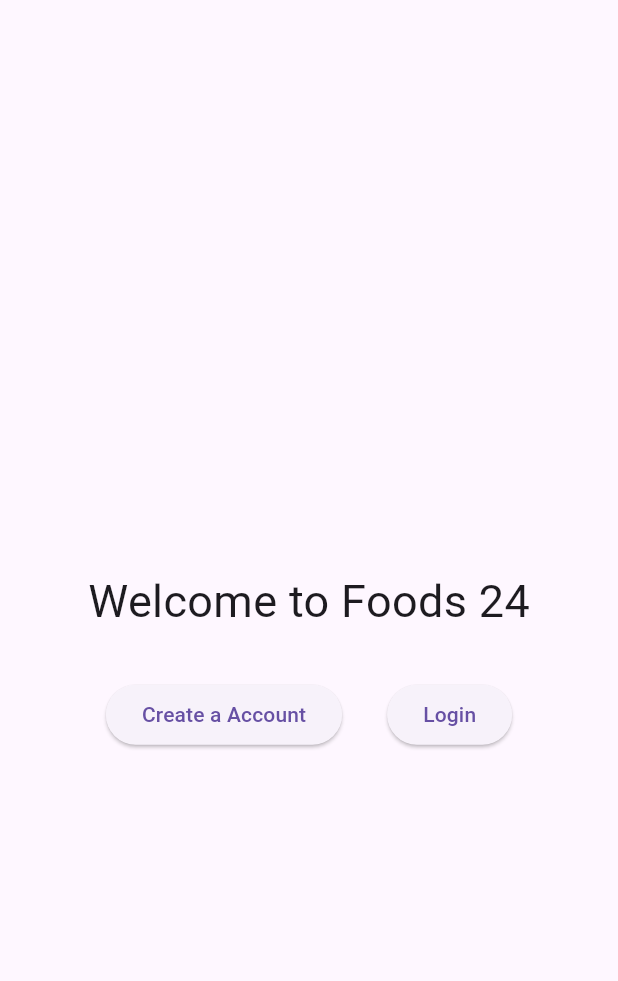
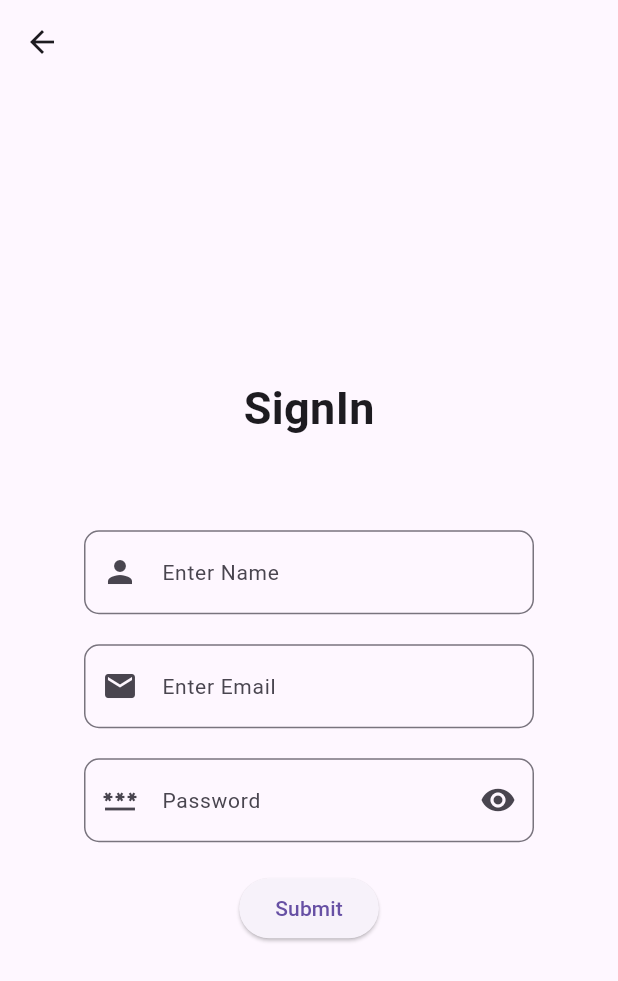
Before and after one commit to Pradeep-1496/Foods24, a Flutter app: the screen it shows after launch, after a tap on "Create a Account", on a phone screen of 412 x 824 dp. Shown: the top 981 px of the screen. Run offline on Flutter 3.47's test engine with Material 3 defaults, Android fonts, the phone set to English and light mode, and no system bars.

Commit message:
init-pages

```diff
--- a/lib/Pages/Home.dart
+++ b/lib/Pages/Home.dart
@@ -1,5 +1,6 @@
 // import './Login.dart';
-// import './Create.dart';
+import './SignUp.dart';
+import './Login.dart';
 
 import 'package:flutter/material.dart';
 
@@ -27,11 +28,11 @@ class Home extends StatelessWidget {
               children: [
                 ElevatedButton(
                   onPressed: () {
-                    // Navigator.push(
-                    //     context,
-                    //     MaterialPageRoute(
-                    //       builder: (context) => Create(),
-                    //     ));
+                    Navigator.push(
+                        context,
+                        MaterialPageRoute(
+                          builder: (context) => Create(),
+                        ));
                   },
                   child: Text("Create a Account"),
                 ),
@@ -40,11 +41,11 @@ class Home extends StatelessWidget {
                 ),
                 ElevatedButton(
                   onPressed: () {
-                    // Navigator.push(
-                    //     context,
-                    //     MaterialPageRoute(
-                    //       builder: (context) => Login(),
-                    //     ));
+                    Navigator.push(
+                        context,
+                        MaterialPageRoute(
+                          builder: (context) => Login(),
+                        ));
                   },
                   child: Text("Login"),
                 ),
--- /dev/null
+++ b/lib/Pages/SignUp.dart
@@ -0,0 +1,114 @@
+
+import 'package:flutter/material.dart';
+
+// ignore: must_be_immutable
+class Create extends StatelessWidget {
+  var EmailText = TextEditingController();
+  var NameText = TextEditingController();
+  var PassText = TextEditingController();
+
+  Create({super.key});
+
+  @override
+  Widget build(BuildContext context) {
+    return Scaffold(
+      appBar: AppBar(
+          // title: Text('SignIn'),
+          ),
+      body: Center(
+        child: Column(mainAxisAlignment: MainAxisAlignment.center, children: [
+          Text(
+            "SignIn",
+            style: TextStyle(fontSize: 30, fontWeight: FontWeight.bold),
+          ),
+          Container(
+            height: 60,
+          ),
+          Container(
+            width: 300,
+            child: TextField(
+                controller: NameText,
+                keyboardType: TextInputType.name,
+                cursorColor: Colors.blue,
+                decoration: InputDecoration(
+                  focusedBorder: OutlineInputBorder(
+                      borderRadius: BorderRadius.circular(10),
+                      borderSide: BorderSide(color: Colors.blue, width: 2)),
+                  border: OutlineInputBorder(
+                      borderRadius: BorderRadius.circular(10),
+                      borderSide: BorderSide(color: Colors.grey, width: 1)),
+                  labelText: 'Enter Name',
+                  hintText: "Peter Parker",
+                  prefixIcon: Icon(Icons.person),
+                  labelStyle: TextStyle(fontSize: 14),
+                )),
+          ),
+          Container(
+            height: 20,
+          ),
+          Container(
+            width: 300,
+            child: TextField(
+                controller: EmailText,
+                keyboardType: TextInputType.emailAddress,
+                cursorColor: Colors.blue,
+                decoration: InputDecoration(
+                  focusedBorder: OutlineInputBorder(
+                      borderRadius: BorderRadius.circular(10),
+                      borderSide: BorderSide(color: Colors.blue, width: 2)),
+                  border: OutlineInputBorder(
+                      borderRadius: BorderRadius.circular(10),
+                      borderSide: BorderSide(color: Colors.grey, width: 1)),
+                  labelText: 'Enter Email',
+                  hintText: "Name@xyz.com",
+                  prefixIcon: Icon(Icons.email),
+                  labelStyle: TextStyle(fontSize: 14),
+                )),
+          ),
+          Container(
+            height: 20,
+          ),
+          Container(
+            width: 300,
+            child: TextField(
+                controller: PassText,
+                cursorColor: Colors.blue,
+                obscureText: true,
+                obscuringCharacter: "*",
+                enableSuggestions: false,
+                autocorrect: false,
+                decoration: InputDecoration(
+                  focusedBorder: OutlineInputBorder(
+                      borderRadius: BorderRadius.circular(10),
+                      borderSide: BorderSide(color: Colors.blue, width: 2)),
+                  border: OutlineInputBorder(
+                      borderRadius: BorderRadius.circular(10),
+                      borderSide: BorderSide(color: Colors.grey, width: 1)),
+                  labelText: 'Password',
+                  labelStyle: TextStyle(fontSize: 14),
+                  prefixIcon: Icon(Icons.password),
+                  // hintText: "!@#%^&*",
+                  // suffixText: "🫣",
+                  suffixIcon: IconButton(
+                      icon: Icon(
+                        Icons.remove_red_eye_sharp,
+                      ),
+                      onPressed: () {}),
+                )),
+          ),
+          Container(height: 20),
+          ElevatedButton(
+            onPressed: () {
+              // Navigator.push(
+              //     context,
+              //     MaterialPageRoute(
+              //       builder: (context) => Login(),
+              //     ));
+            },
+            child: Text("Submit"),
+          ),
+        ]),
+      ),
+    );
+  }
+}
```
Also changed, not shown: lib/Pages/DashBoard.dart (added, +38 -0 lines), lib/Pages/Login.dart (added, +108 -0 lines).
